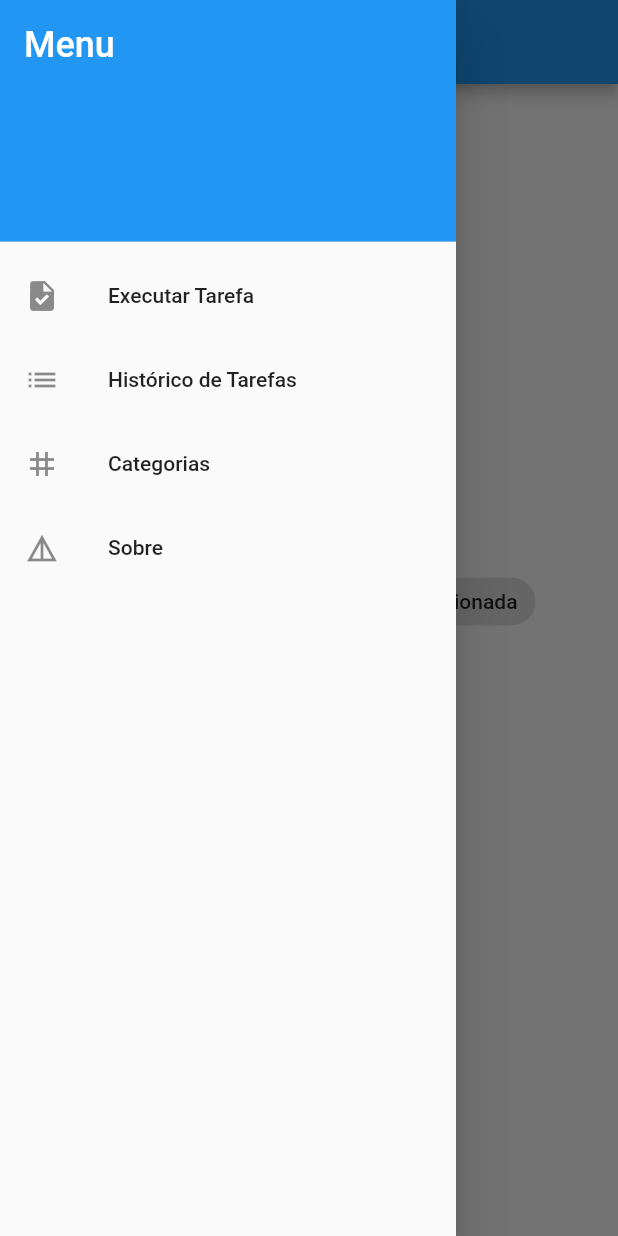
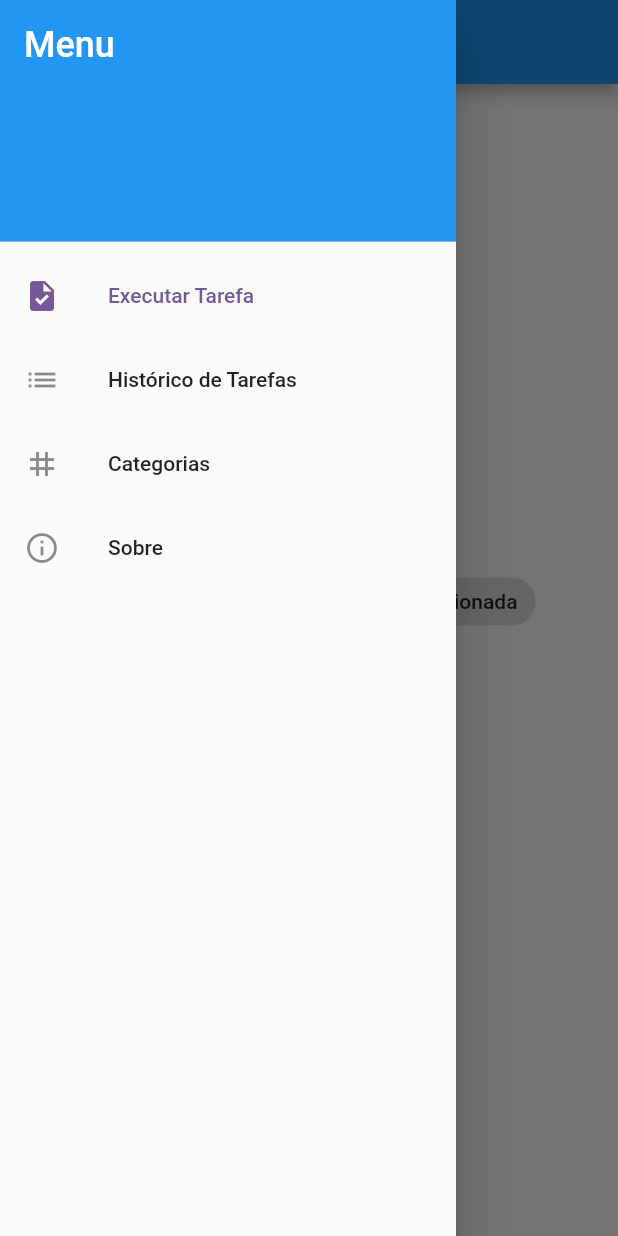
Before and after one commit to Wyru/saiko-task-time-tracker, a Flutter app: the screen it shows after launch, with the side drawer open, on a phone screen of 412 x 824 dp. Run offline on Flutter 3.47's test engine with Material 2 defaults, Android fonts, the phone set to English and light mode, and no system bars.

Commit message:
:sparkles: navegação por rotas

```diff
--- a/lib/Drawer/Drawer.dart
+++ b/lib/Drawer/Drawer.dart
@@ -1,4 +1,6 @@
 import 'package:flutter/material.dart';
+import 'package:saikottt/Categories/Categories.dart';
+import 'package:saikottt/TaskHistory/TaskHistory.dart';
 
 class MyDrawer extends StatefulWidget {
   const MyDrawer({super.key});
@@ -8,19 +10,26 @@ class MyDrawer extends StatefulWidget {
 }
 
 class _MyDrawerState extends State<MyDrawer> {
+  int currentOption = 0;
+
   @override
   void initState() {
     super.initState();
     // TODO: implement initState
+    setState(() {
+      currentOption = 0;
+    });
   }
 
   @override
   Widget build(BuildContext context) {
+    Color selectedColor = const Color.fromRGBO(118, 88, 152, 1);
+
     return Drawer(
         child: ListView(
       padding: EdgeInsets.zero,
-      children: const <Widget>[
-        DrawerHeader(
+      children: <Widget>[
+        const DrawerHeader(
           decoration: BoxDecoration(
             color: Colors.blue,
           ),
@@ -33,20 +42,46 @@ class _MyDrawerState extends State<MyDrawer> {
           ),
         ),
         ListTile(
-          leading: Icon(Icons.task),
-          title: Text('Executar Tarefa'),
+          leading: const Icon(Icons.task),
+          title: const Text('Executar Tarefa'),
+          selectedColor: selectedColor,
+          selected: currentOption == 0,
+          onTap: () {
+            setState(() {
+              currentOption = 0;
+            });
+            Navigator.of(context).popUntil(ModalRoute.withName('/'));
+          },
         ),
         ListTile(
-          leading: Icon(Icons.list),
-          title: Text('Histórico de Tarefas'),
+          leading: const Icon(Icons.list),
+          title: const Text('Histórico de Tarefas'),
+          selectedColor: selectedColor,
+          selected: currentOption == 1,
+          onTap: () {
+            setState(() {
+              currentOption = 1;
+            });
+            Navigator.pushNamed(context, '/taskHistory');
+          },
         ),
         ListTile(
-          leading: Icon(Icons.tag),
-          title: Text('Categorias'),
+          leading: const Icon(Icons.tag),
+          title: const Text('Categorias'),
+          selectedColor: selectedColor,
+          selected: currentOption == 2,
+          onTap: () {
+            setState(() {
+              currentOption = 2;
+            });
+
+            Navigator.pushNamed(context, '/categories');
+          },
         ),
         ListTile(
-          leading: Icon(Icons.details),
-          title: Text('Sobre'),
+          leading: const Icon(Icons.info_outline),
+          title: const Text('Sobre'),
+          onTap: () {},
         ),
       ],
     ));
```
Also changed, not shown: lib/Categories/Categories.dart (added, +21 -0 lines), lib/TaskHistory/TaskHistory.dart (added, +21 -0 lines), lib/main.dart (+7 -1 lines).
